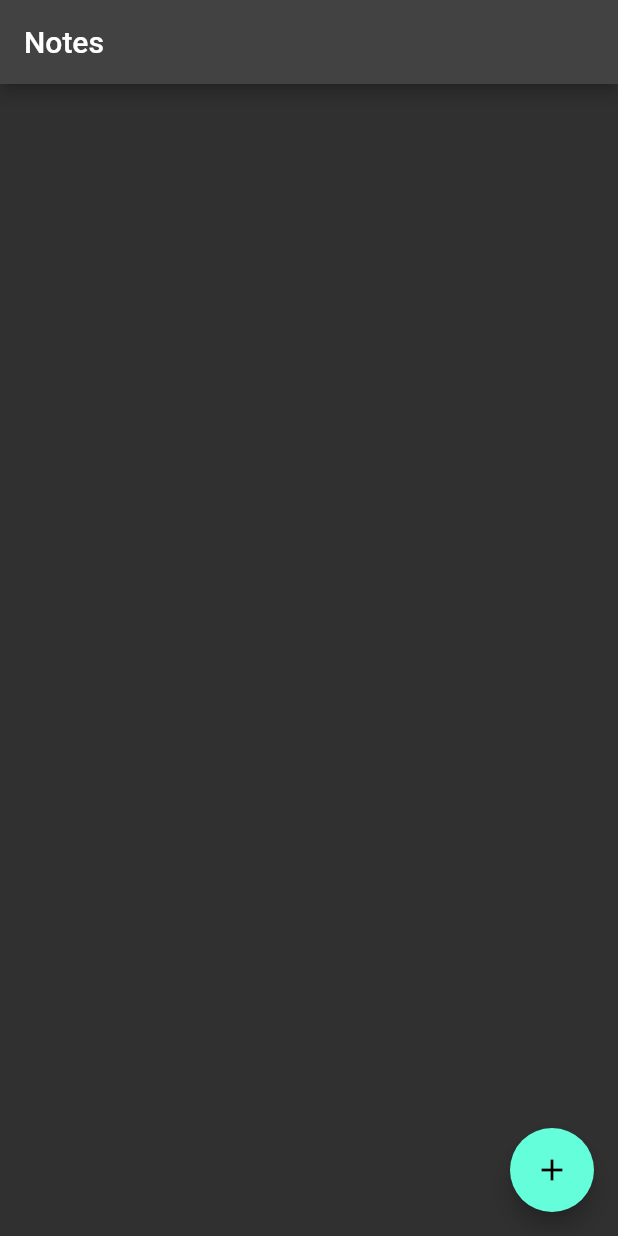
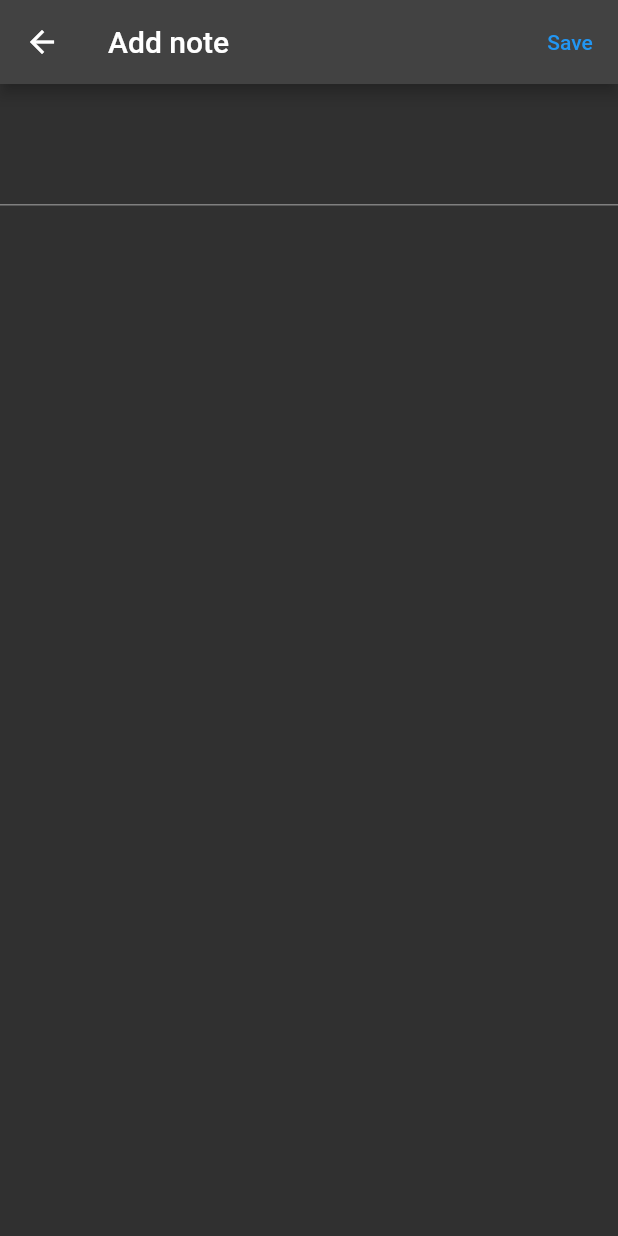
Before and after one commit to Gregikkps/notes_app, a Flutter app: the screen it shows after launch, after a tap on the "add" icon, on a phone screen of 412 x 824 dp. Run offline on Flutter 3.47's test engine with Material 2 defaults, Android fonts, the phone set to English and light mode, and no system bars.

Commit message:
Button init

```diff
--- /dev/null
+++ b/notes_app/lib/components/state_button.dart
@@ -0,0 +1,13 @@
+import 'package:flutter/material.dart';
+
+class StateButton extends StatelessWidget {
+  const StateButton({super.key});
+
+  @override
+  Widget build(BuildContext context) {
+    return TextButton(
+      onPressed: (() {}),
+      child: const Text('Save'),
+    );
+  }
+}
--- a/notes_app/lib/data/notes/notes.dart
+++ b/notes_app/lib/data/notes/notes.dart
@@ -0,0 +1,2 @@
+export 'note_model.dart';
+export 'notes_provider.dart';
--- a/notes_app/lib/main.dart
+++ b/notes_app/lib/main.dart
@@ -16,7 +16,6 @@ class MyApp extends StatelessWidget {
       themeMode: ThemeMode.dark,
       darkTheme: ThemeData(
         brightness: Brightness.dark,
-        /* dark theme settings */
       ),
       theme: ThemeData(
         brightness: Brightness.light,
--- a/notes_app/lib/screens/add_note.dart
+++ b/notes_app/lib/screens/add_note.dart
@@ -1,13 +1,27 @@
 import 'package:flutter/material.dart';
+import 'package:notes_app/components/state_button.dart';
 
 class AddNoteScreen extends StatelessWidget {
   const AddNoteScreen({super.key});
 
   @override
   Widget build(BuildContext context) {
+    final contentController = TextEditingController();
     return Scaffold(
       appBar: AppBar(
         title: const Text("Add note"),
+        actions: const [
+          StateButton(),
+        ],
+      ),
+      body: Column(
+        children: [
+          TextFormField(
+            controller: contentController,
+            minLines: 3,
+            maxLines: 100,
+          ),
+        ],
       ),
     );
   }
--- a/notes_app/lib/screens/home_screen.dart
+++ b/notes_app/lib/screens/home_screen.dart
@@ -1,4 +1,5 @@
 import 'package:flutter/material.dart';
+import 'package:notes_app/screens/add_note.dart';
 
 class HomeScreen extends StatelessWidget {
   const HomeScreen({super.key});
@@ -10,7 +11,14 @@ class HomeScreen extends StatelessWidget {
         title: const Text("Notes"),
       ),
       floatingActionButton: FloatingActionButton(
-        onPressed: () {},
+        onPressed: () {
+          Navigator.push(
+            context,
+            MaterialPageRoute(
+              builder: (context) => const AddNoteScreen(),
+            ),
+          );
+        },
         child: const Icon(Icons.add),
       ),
       body: ListView(
```
